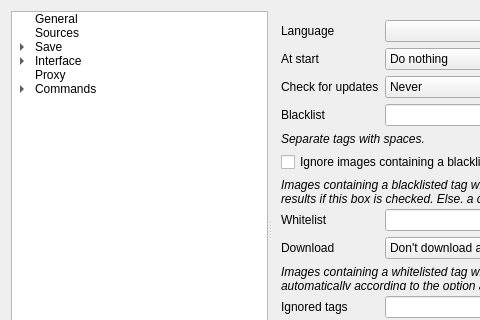
The window that gui/src/settings/optionswindow.ui (Bionus/imgbrd-grabber) describes before a commit, drawn with Qt 5; both pictures show x 0 to 480 and y 0 to 320 of the 666 by 486 pixel window.
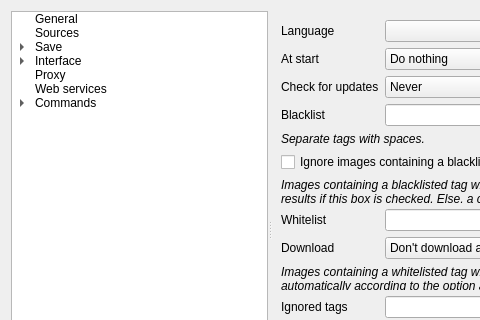
The same window after the commit. Icons and pictures are not drawn.

Commit message: Move web service settings to root

Diff of the .ui file:
```diff
--- a/gui/src/settings/optionswindow.ui
+++ b/gui/src/settings/optionswindow.ui
@@ -149,6 +149,11 @@
         <string>Proxy</string>
        </property>
       </item>
+      <item>
+       <property name="text">
+        <string>Web services</string>
+       </property>
+      </item>
       <item>
        <property name="text">
         <string>Commands</string>
```
Left out of the diff: 59 changed lines with no effect on the pictures. The commit also changes 3 other files.
